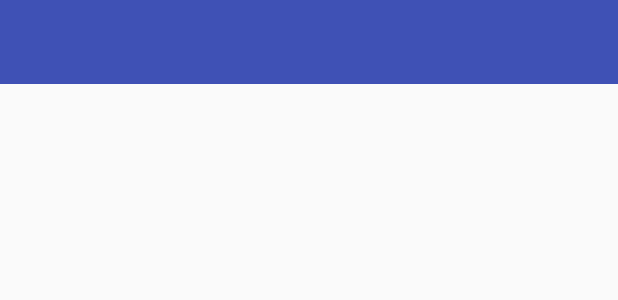
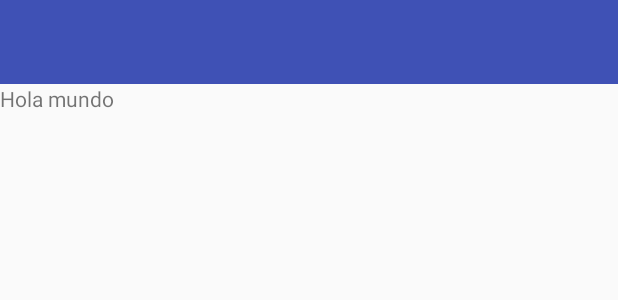
Before and after one commit to Balthair94/KotlinPokedex, an Android app: the layout activity_main.xml on its own in the app's theme, with its tools: preview values and no code run, on a phone screen of 412 x 824 dp. Shown: the top 300 px of the screen. Run offline under Robolectric (Android 15) with nearby library versions, the phone set to English and light mode, and no system bars.

Commit message:
NavigationView added with functionaliti in the mainactivity

```diff
--- a/app/build.gradle
+++ b/app/build.gradle
@@ -29,6 +29,8 @@ dependencies {
     compile 'com.android.support.constraint:constraint-layout:1.0.0-alpha8'
     testCompile 'junit:junit:4.12'
     compile "org.jetbrains.kotlin:kotlin-stdlib-jre7:$kotlin_version"
+
+    compile 'com.android.support:design:25.3.1'
 }
 repositories {
     mavenCentral()
--- /dev/null
+++ b/app/src/main/res/drawable/ic_abilities.xml
@@ -0,0 +1,9 @@
+<vector xmlns:android="http://schemas.android.com/apk/res/android"
+        android:width="24dp"
+        android:height="24dp"
+        android:viewportWidth="24.0"
+        android:viewportHeight="24.0">
+    <path
+        android:fillColor="#FF000000"
+        android:pathData="M7.47,21.49C4.2,19.93 1.86,16.76 1.5,13L0,13c0.51,6.16 5.66,11 11.95,11 0.23,0 0.44,-0.02 0.66,-0.03L8.8,20.15l-1.33,1.34zM12.05,0c-0.23,0 -0.44,0.02 -0.66,0.04l3.81,3.81 1.33,-1.33C19.8,4.07 22.14,7.24 22.5,11L24,11c-0.51,-6.16 -5.66,-11 -11.95,-11zM16,14h2L18,8c0,-1.11 -0.9,-2 -2,-2h-6v2h6v6zM8,16L8,4L6,4v2L4,6v2h2v8c0,1.1 0.89,2 2,2h8v2h2v-2h2v-2L8,16z"/>
+</vector>
--- /dev/null
+++ b/app/src/main/res/drawable/ic_moves.xml
@@ -0,0 +1,9 @@
+<vector xmlns:android="http://schemas.android.com/apk/res/android"
+        android:width="24dp"
+        android:height="24dp"
+        android:viewportWidth="24.0"
+        android:viewportHeight="24.0">
+    <path
+        android:fillColor="#FF000000"
+        android:pathData="M11,9l1.42,1.42L8.83,14H18V4h2v12H8.83l3.59,3.58L11,21l-6,-6 6,-6z"/>
+</vector>
--- /dev/null
+++ b/app/src/main/res/drawable/ic_pokemon.xml
@@ -0,0 +1,9 @@
+<vector xmlns:android="http://schemas.android.com/apk/res/android"
+        android:width="24dp"
+        android:height="24dp"
+        android:viewportWidth="24.0"
+        android:viewportHeight="24.0">
+    <path
+        android:fillColor="#FF000000"
+        android:pathData="M13.5,0.67s0.74,2.65 0.74,4.8c0,2.06 -1.35,3.73 -3.41,3.73 -2.07,0 -3.63,-1.67 -3.63,-3.73l0.03,-0.36C5.21,7.51 4,10.62 4,14c0,4.42 3.58,8 8,8s8,-3.58 8,-8C20,8.61 17.41,3.8 13.5,0.67zM11.71,19c-1.78,0 -3.22,-1.4 -3.22,-3.14 0,-1.62 1.05,-2.76 2.81,-3.12 1.77,-0.36 3.6,-1.21 4.62,-2.58 0.39,1.29 0.59,2.65 0.59,4.04 0,2.65 -2.15,4.8 -4.8,4.8z"/>
+</vector>
--- /dev/null
+++ b/app/src/main/res/drawable/ic_types.xml
@@ -0,0 +1,9 @@
+<vector xmlns:android="http://schemas.android.com/apk/res/android"
+        android:width="24dp"
+        android:height="24dp"
+        android:viewportWidth="24.0"
+        android:viewportHeight="24.0">
+    <path
+        android:fillColor="#FF000000"
+        android:pathData="M16,11c1.66,0 2.99,-1.34 2.99,-3S17.66,5 16,5c-1.66,0 -3,1.34 -3,3s1.34,3 3,3zM8,11c1.66,0 2.99,-1.34 2.99,-3S9.66,5 8,5C6.34,5 5,6.34 5,8s1.34,3 3,3zM8,13c-2.33,0 -7,1.17 -7,3.5L1,19h14v-2.5c0,-2.33 -4.67,-3.5 -7,-3.5zM16,13c-0.29,0 -0.62,0.02 -0.97,0.05 1.16,0.84 1.97,1.97 1.97,3.45L17,19h6v-2.5c0,-2.33 -4.67,-3.5 -7,-3.5z"/>
+</vector>
--- a/app/src/main/res/layout/activity_main.xml
+++ b/app/src/main/res/layout/activity_main.xml
@@ -1,20 +1,29 @@
 <?xml version="1.0" encoding="utf-8"?>
-<LinearLayout xmlns:android="http://schemas.android.com/apk/res/android"
+<android.support.v4.widget.DrawerLayout xmlns:android="http://schemas.android.com/apk/res/android"
     xmlns:app="http://schemas.android.com/apk/res-auto"
     xmlns:tools="http://schemas.android.com/tools"
+    android:id="@+id/drawer_layout"
     android:layout_width="match_parent"
     android:layout_height="match_parent"
-    tools:context="baltamon.mx.kotlinpokedex.MainActivity"
-    android:orientation="vertical">
-
-    <include layout="@layout/layout_toolbar"/>
+    tools:context="baltamon.mx.kotlinpokedex.MainActivity">
 
     <LinearLayout
         android:layout_width="match_parent"
         android:layout_height="match_parent"
-        android:orientation="vertical"
-        android:id="@+id/ll_main">
+        android:orientation="vertical">
+
+        <include layout="@layout/layout_toolbar" />
+
+        <include layout="@layout/content_main" />
 
     </LinearLayout>
 
-</LinearLayout>
+    <android.support.design.widget.NavigationView
+        android:id="@+id/navigation_view"
+        android:layout_width="wrap_content"
+        android:layout_height="match_parent"
+        android:layout_gravity="start"
+        app:headerLayout="@layout/header_navigation"
+        app:menu="@menu/menu_drawer" />
+
+</android.support.v4.widget.DrawerLayout>
--- /dev/null
+++ b/app/src/main/res/layout/content_main.xml
@@ -0,0 +1,12 @@
+<?xml version="1.0" encoding="utf-8"?>
+<LinearLayout xmlns:android="http://schemas.android.com/apk/res/android"
+    android:layout_width="match_parent"
+    android:layout_height="match_parent"
+    android:orientation="vertical">
+
+    <TextView
+        android:layout_width="wrap_content"
+        android:layout_height="wrap_content"
+        android:text="Hola mundo"/>
+
+</LinearLayout>
--- /dev/null
+++ b/app/src/main/res/menu/menu_drawer.xml
@@ -0,0 +1,32 @@
+<?xml version="1.0" encoding="utf-8"?>
+<menu xmlns:android="http://schemas.android.com/apk/res/android">
+
+    <group android:checkableBehavior="single">
+
+        <item
+            android:id="@+id/item_pokemons"
+            android:checked="false"
+            android:icon="@drawable/ic_pokemon"
+            android:title="@string/item_one" />
+
+        <item
+            android:id="@+id/item_moves"
+            android:checked="false"
+            android:icon="@drawable/ic_moves"
+            android:title="@string/item_two" />
+
+        <item
+            android:id="@+id/item_abilities"
+            android:checked="false"
+            android:icon="@drawable/ic_abilities"
+            android:title="@string/item_three" />
+
+        <item
+            android:id="@+id/item_types"
+            android:checked="false"
+            android:icon="@drawable/ic_types"
+            android:title="@string/item_four" />
+
+    </group>
+
+</menu>
--- a/app/src/main/res/values/colors.xml
+++ b/app/src/main/res/values/colors.xml
@@ -3,4 +3,7 @@
     <color name="colorPrimary">#3F51B5</color>
     <color name="colorPrimaryDark">#303F9F</color>
     <color name="colorAccent">#FF4081</color>
+
+    <color name="colorBlack">#000</color>
+    <color name="colorWhite">#FFF</color>
 </resources>
--- a/app/src/main/res/values/strings.xml
+++ b/app/src/main/res/values/strings.xml
@@ -1,3 +1,7 @@
 <resources>
     <string name="app_name">KotlinPokedex</string>
+    <string name="item_one">Pokémones</string>
+    <string name="item_two">Moves</string>
+    <string name="item_three">Abilities</string>
+    <string name="item_four">Types</string>
 </resources>
```
Also changed, not shown: app/src/main/java/baltamon/mx/kotlinpokedex/MainActivity.kt (+63 -1 lines), app/src/main/res/drawable/ic_back.xml (added, +9 -0 lines), app/src/main/res/drawable/ic_menu.xml (added, +9 -0 lines), app/src/main/res/layout/header_navigation.xml (added, +14 -0 lines).
